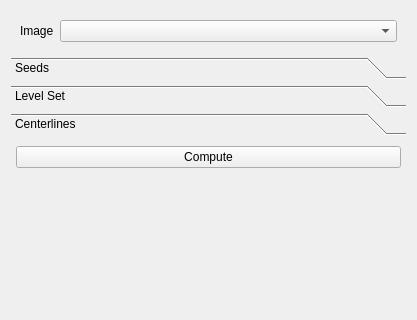
First picture: the form in Code/Source/sv4gui/Plugins/org.sv.gui.qt.imageprocessing/sv4gui_ImageProcessing.ui, repository SimVascular/SimVascular, before the edit; both pictures show x 0 to 417 and y 0 to 320 of the 417 by 866 pixel window.
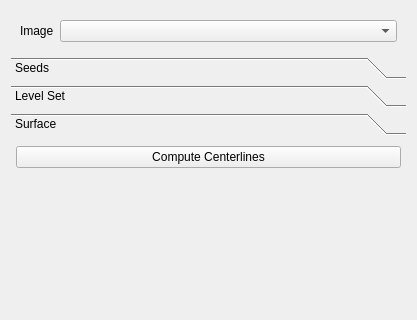
Second picture: the form after the edit. The open tabs and pages were chosen to show the change.

Commit message: Change Centerlines panel name to Surface, add widget documentation.

What changed in the file:
```diff
--- a/Code/Source/sv4gui/Plugins/org.sv.gui.qt.imageprocessing/sv4gui_ImageProcessing.ui
+++ b/Code/Source/sv4gui/Plugins/org.sv.gui.qt.imageprocessing/sv4gui_ImageProcessing.ui
@@ -580,7 +580,7 @@
           </rect>
          </property>
          <attribute name="label">
-          <string>Centerlines</string>
+          <string>Surface</string>
          </attribute>
          <layout class="QVBoxLayout" name="verticalLayout_11">
           <property name="spacing">
@@ -637,7 +637,7 @@
                 <item row="1" column="0" colspan="2">
                  <widget class="QPushButton" name="CL_Compute_PushButton">
                   <property name="text">
-                   <string>Compute</string>
+                   <string>Compute Centerlines</string>
                   </property>
                  </widget>
                 </item>
```
Left out of the diff: 49 changed lines with no effect on the pictures. The commit also changes 1 other file.
